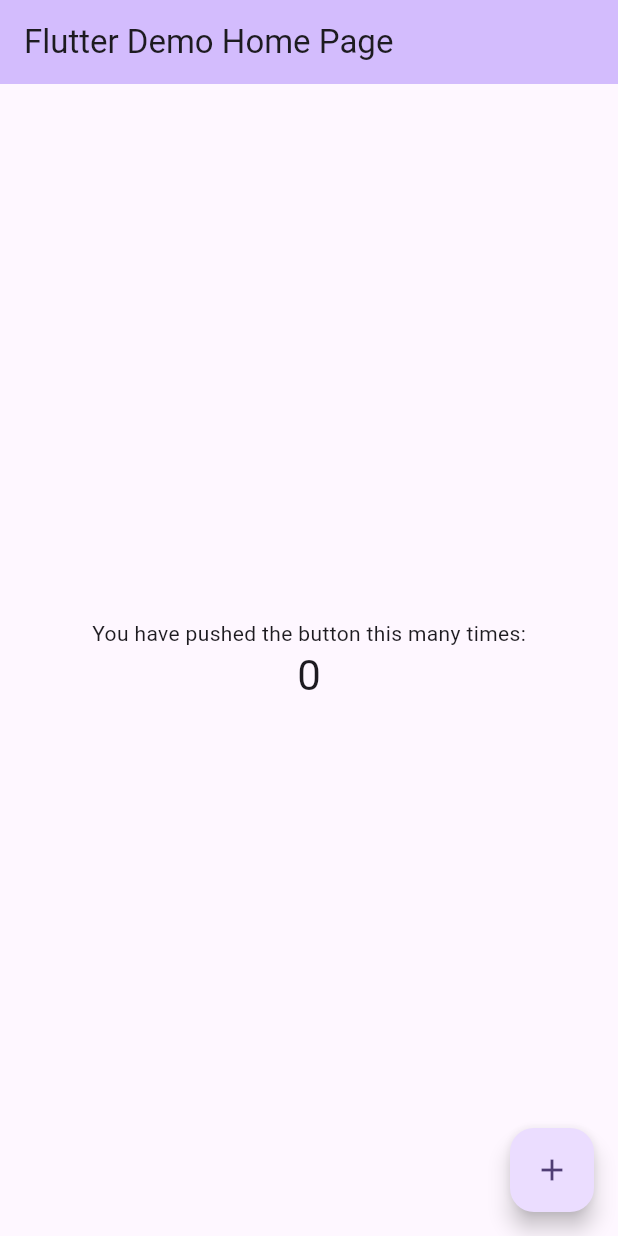
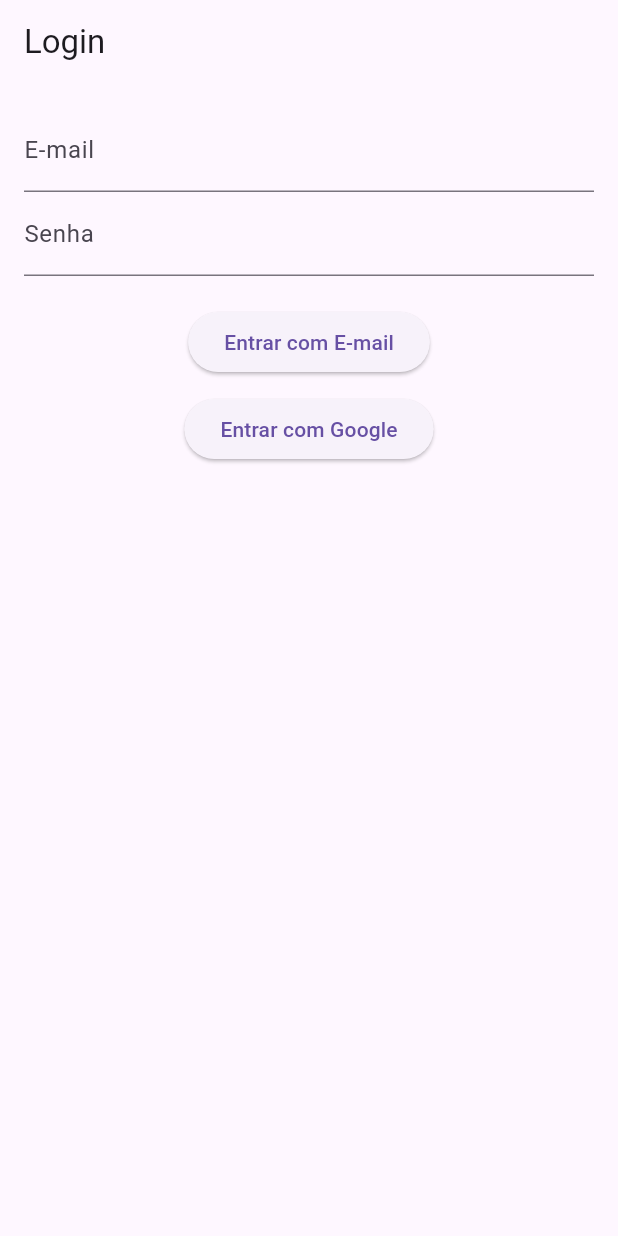
Before and after one commit to HeribertoFMK/delivery_manager, a Flutter app: the screen it shows after launch, on a phone screen of 412 x 824 dp. Run offline on Flutter 3.47's test engine with Material 3 defaults, Android fonts, the light colour scheme and no system bars; our stand-ins replace firebase_auth, firebase_core, google_sign_in, logger; accounts and stored records are empty.

Commit message:
criado a integração com o firebase e tela de login com o google

```diff
--- /dev/null
+++ b/lib/login_page.dart
@@ -0,0 +1,70 @@
+import 'package:flutter/material.dart';
+import 'package:delivery_manager/services/auth_service.dart';
+import 'package:delivery_manager/utils/logger.dart';
+
+class LoginPage extends StatefulWidget {
+  const LoginPage({super.key});
+
+  @override
+  State<LoginPage> createState() => _LoginPageState();
+}
+
+class _LoginPageState extends State<LoginPage> {
+  final _emailController = TextEditingController();
+  final _passwordController = TextEditingController();
+  final AuthService _authService = AuthService();
+
+  void _loginWithEmail() async {
+    final email = _emailController.text.trim();
+    final password = _passwordController.text.trim();
+
+    final user = await _authService.signInWithEmail(email, password);
+    if (user != null) {
+      logger.i("Usuário logado: ${user.email}");
+    } else {
+      logger.w("Falha ao logar com e-mail");
+    }
+  }
+
+  void _loginWithGoogle() async {
+    final user = await _authService.signInWithGoogle();
+    if (user != null) {
+      logger.i("Usuário logado com Google: ${user.email}");
+    } else {
+      logger.w("Falha ao logar com Google");
+    }
+  }
+
+  @override
+  Widget build(BuildContext context) {
+    return Scaffold(
+      appBar: AppBar(title: const Text("Login")),
+      body: Padding(
+        padding: const EdgeInsets.all(16),
+        child: Column(
+          children: [
+            TextField(
+              controller: _emailController,
+              decoration: const InputDecoration(labelText: "E-mail"),
+            ),
+            TextField(
+              controller: _passwordController,
+              decoration: const InputDecoration(labelText: "Senha"),
+              obscureText: true,
+            ),
+            const SizedBox(height: 20),
+            ElevatedButton(
+              onPressed: _loginWithEmail,
+              child: const Text("Entrar com E-mail"),
+            ),
+            const SizedBox(height: 10),
+            ElevatedButton(
+              onPressed: _loginWithGoogle,
+              child: const Text("Entrar com Google"),
+            ),
+          ],
+        ),
+      ),
+    );
+  }
+}
--- a/lib/main.dart
+++ b/lib/main.dart
@@ -1,122 +1,26 @@
 import 'package:flutter/material.dart';
+import 'package:firebase_core/firebase_core.dart';
+import 'firebase_options.dart';
+import 'login_page.dart';
+import 'utils/logger.dart';
 
-void main() {
+void main() async {
+  WidgetsFlutterBinding.ensureInitialized();
+  await Firebase.initializeApp(options: DefaultFirebaseOptions.currentPlatform);
+  logger.i("Firebase inicializado com sucesso");
+
   runApp(const MyApp());
 }
 
 class MyApp extends StatelessWidget {
   const MyApp({super.key});
 
-  // This widget is the root of your application.
   @override
   Widget build(BuildContext context) {
     return MaterialApp(
-      title: 'Flutter Demo',
-      theme: ThemeData(
-        // This is the theme of your application.
-        //
-        // TRY THIS: Try running your application with "flutter run". You'll see
-        // the application has a purple toolbar. Then, without quitting the app,
-        // try changing the seedColor in the colorScheme below to Colors.green
-        // and then invoke "hot reload" (save your changes or press the "hot
-        // reload" button in a Flutter-supported IDE, or press "r" if you used
-        // the command line to start the app).
-        //
-        // Notice that the counter didn't reset back to zero; the application
-        // state is not lost during the reload. To reset the state, use hot
-        // restart instead.
-        //
-        // This works for code too, not just values: Most code changes can be
-        // tested with just a hot reload.
-        colorScheme: ColorScheme.fromSeed(seedColor: Colors.deepPurple),
-      ),
-      home: const MyHomePage(title: 'Flutter Demo Home Page'),
+      title: 'Delivery Manager',
+      debugShowCheckedModeBanner: false,
+      home: const LoginPage(),
     );
   }
 }
-
-class MyHomePage extends StatefulWidget {
-  const MyHomePage({super.key, required this.title});
-
-  // This widget is the home page of your application. It is stateful, meaning
-  // that it has a State object (defined below) that contains fields that affect
-  // how it looks.
-
-  // This class is the configuration for the state. It holds the values (in this
-  // case the title) provided by the parent (in this case the App widget) and
-  // used by the build method of the State. Fields in a Widget subclass are
-  // always marked "final".
-
-  final String title;
-
-  @override
-  State<MyHomePage> createState() => _MyHomePageState();
-}
-
-class _MyHomePageState extends State<MyHomePage> {
-  int _counter = 0;
-
-  void _incrementCounter() {
-    setState(() {
-      // This call to setState tells the Flutter framework that something has
-      // changed in this State, which causes it to rerun the build method below
-      // so that the display can reflect the updated values. If we changed
-      // _counter without calling setState(), then the build method would not be
-      // called again, and so nothing would appear to happen.
-      _counter++;
-    });
-  }
-
-  @override
-  Widget build(BuildContext context) {
-    // This method is rerun every time setState is called, for instance as done
-    // by the _incrementCounter method above.
-    //
-    // The Flutter framework has been optimized to make rerunning build methods
-    // fast, so that you can just rebuild anything that needs updating rather
-    // than having to individually change instances of widgets.
-    return Scaffold(
-      appBar: AppBar(
-        // TRY THIS: Try changing the color here to a specific color (to
-        // Colors.amber, perhaps?) and trigger a hot reload to see the AppBar
-        // change color while the other colors stay the same.
-        backgroundColor: Theme.of(context).colorScheme.inversePrimary,
-        // Here we take the value from the MyHomePage object that was created by
-        // the App.build method, and use it to set our appbar title.
-        title: Text(widget.title),
-      ),
-      body: Center(
-        // Center is a layout widget. It takes a single child and positions it
-        // in the middle of the parent.
-        child: Column(
-          // Column is also a layout widget. It takes a list of children and
-          // arranges them vertically. By default, it sizes itself to fit its
-          // children horizontally, and tries to be as tall as its parent.
-          //
-          // Column has various properties to control how it sizes itself and
-          // how it positions its children. Here we use mainAxisAlignment to
-          // center the children vertically; the main axis here is the vertical
-          // axis because Columns are vertical (the cross axis would be
-          // horizontal).
-          //
-          // TRY THIS: Invoke "debug painting" (choose the "Toggle Debug Paint"
-          // action in the IDE, or press "p" in the console), to see the
-          // wireframe for each widget.
-          mainAxisAlignment: MainAxisAlignment.center,
-          children: <Widget>[
-            const Text('You have pushed the button this many times:'),
-            Text(
-              '$_counter',
-              style: Theme.of(context).textTheme.headlineMedium,
-            ),
-          ],
-        ),
-      ),
-      floatingActionButton: FloatingActionButton(
-        onPressed: _incrementCounter,
-        tooltip: 'Increment',
-        child: const Icon(Icons.add),
-      ), // This trailing comma makes auto-formatting nicer for build methods.
-    );
-  }
-}
--- /dev/null
+++ b/lib/utils/logger.dart
@@ -0,0 +1,13 @@
+import 'package:logger/logger.dart';
+
+final Logger logger = Logger(
+  printer: PrettyPrinter(
+    methodCount: 2,
+    errorMethodCount: 8,
+    lineLength: 120,
+    colors: true,
+    printEmojis: true,
+    dateTimeFormat:
+        DateTimeFormat.onlyTimeAndSinceStart, // substituto recomendado
+  ),
+);
--- a/pubspec.yaml
+++ b/pubspec.yaml
@@ -34,6 +34,12 @@ dependencies:
   # The following adds the Cupertino Icons font to your application.
   # Use with the CupertinoIcons class for iOS style icons.
   cupertino_icons: ^1.0.8
+  firebase_core: ^3.13.0
+  firebase_auth: ^5.5.3
+  cloud_firestore: ^5.6.7
+  google_sign_in: ^6.1.5
+  logger: ^2.0.2
+
 
 dev_dependencies:
   flutter_test:
```
Also changed, not shown: lib/services/auth_service.dart (added, +45 -0 lines), firebase.json (added), lib/firebase_options.dart (added), pubspec.lock, 9 other files.
